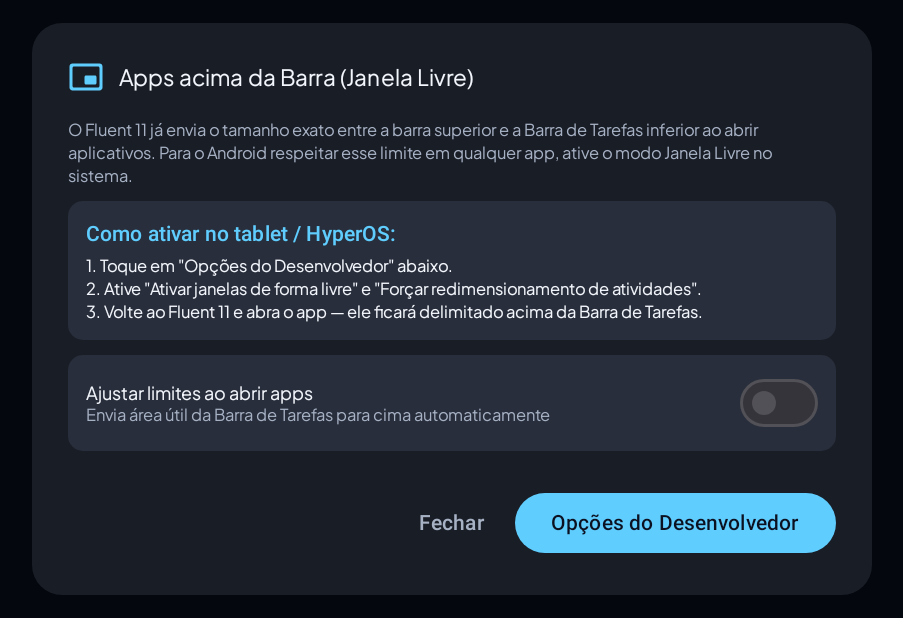
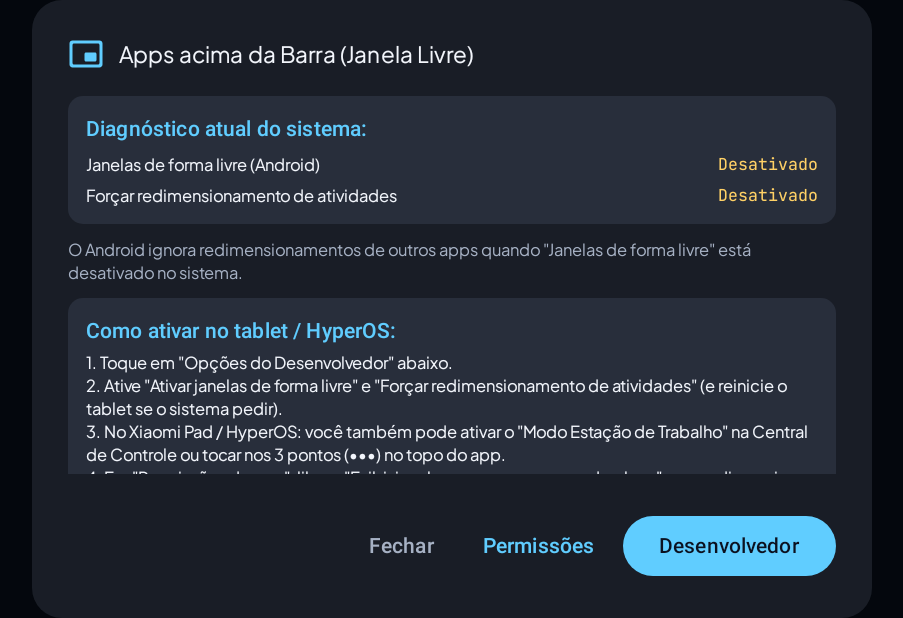
Before and after one commit to jonathanfiandrini-star/W111, an Android app built with Jetpack Compose: the composable FreeformModeGuideDialog shown on its own in the app's theme, on a phone screen of 824 x 412 dp (held sideways). Shown: the whole screen, without its empty margins (166-1069 px from the left). Run offline under Robolectric (Android 15) with nearby library versions, the phone set to English and light mode, and no system bars; 2 statements that could not run were skipped.

Commit message:
feat(freeform): enhance freeform guidance and detection
Add system feature detection for freeform window management, expose app settings navigation, and include validation checks when attempting to resize applications.

```diff
--- a/app/src/main/java/com/example/MainActivity.kt
+++ b/app/src/main/java/com/example/MainActivity.kt
@@ -768,9 +768,11 @@ fun Fluent11LauncherScreen(
 
     if (uiState.showFreeformGuideDialog) {
         FreeformModeGuideDialog(
+            telemetry = uiState.telemetry,
             useFreeformLaunchBounds = uiState.preferences.useFreeformLaunchBounds,
             onToggleFreeformBounds = { viewModel.setUseFreeformLaunchBounds(it) },
             onOpenDeveloperSettings = { viewModel.openDeveloperSettings() },
+            onOpenOwnAppSettings = { viewModel.openOwnAppSettings() },
             onDismiss = { viewModel.dismissFreeformGuideDialog() }
         )
     }
--- a/app/src/main/java/com/example/data/model/LauncherModels.kt
+++ b/app/src/main/java/com/example/data/model/LauncherModels.kt
@@ -109,8 +109,14 @@ data class SystemTelemetry(
     val canWriteSystemSettings: Boolean = false,
     val isRotationLockedLandscape: Boolean = false,
     val isDefaultLauncher: Boolean = false,
-    val canDrawOverlays: Boolean = false
-)
+    val canDrawOverlays: Boolean = false,
+    val hasFreeformFeature: Boolean = false,
+    val freeformSystemEnabled: Boolean = false,
+    val forceResizableEnabled: Boolean = false
+) {
+    val isSystemFreeformReady: Boolean
+        get() = hasFreeformFeature || freeformSystemEnabled
+}
 
 sealed interface WeatherState {
     data object Loading : WeatherState
--- a/app/src/main/java/com/example/ui/components/LauncherModals.kt
+++ b/app/src/main/java/com/example/ui/components/LauncherModals.kt
@@ -18,6 +18,7 @@ import androidx.compose.foundation.lazy.LazyColumn
 import androidx.compose.foundation.lazy.items
 import androidx.compose.foundation.rememberScrollState
 import androidx.compose.foundation.shape.RoundedCornerShape
+import androidx.compose.foundation.verticalScroll
 import androidx.compose.material.icons.Icons
 import androidx.compose.material.icons.rounded.Apps
 import androidx.compose.material.icons.rounded.CreateNewFolder
@@ -47,11 +48,13 @@ import androidx.compose.runtime.setValue
 import androidx.compose.ui.Alignment
 import androidx.compose.ui.Modifier
 import androidx.compose.ui.draw.clip
+import androidx.compose.ui.graphics.Color
 import androidx.compose.ui.graphics.vector.ImageVector
 import androidx.compose.ui.platform.testTag
 import androidx.compose.ui.unit.dp
 import com.example.data.local.DesktopItemEntity
 import com.example.data.model.InstalledApp
+import com.example.data.model.SystemTelemetry
 import com.example.ui.theme.Win11AccentCyan
 import com.example.ui.theme.Win11CardSurface
 import com.example.ui.theme.Win11MicaSurface
@@ -508,11 +511,16 @@ fun GestureNavigationGuideDialog(
 
 @Composable
 fun FreeformModeGuideDialog(
+    telemetry: SystemTelemetry,
     useFreeformLaunchBounds: Boolean,
     onToggleFreeformBounds: (Boolean) -> Unit,
     onOpenDeveloperSettings: () -> Unit,
+    onOpenOwnAppSettings: () -> Unit,
     onDismiss: () -> Unit
 ) {
+    val freeformReady = telemetry.isSystemFreeformReady
+    val resizableReady = telemetry.forceResizableEnabled
+
     AlertDialog(
         onDismissRequest = onDismiss,
         containerColor = Win11MicaSurface,
@@ -534,9 +542,65 @@ fun FreeformModeGuideDialog(
             }
         },
         text = {
-            Column(verticalArrangement = Arrangement.spacedBy(10.dp)) {
+            Column(
+                verticalArrangement = Arrangement.spacedBy(10.dp),
+                modifier = Modifier.verticalScroll(rememberScrollState())
+            ) {
+                // Live system status diagnostic card
+                Column(
+                    verticalArrangement = Arrangement.spacedBy(6.dp),
+                    modifier = Modifier
+                        .fillMaxWidth()
+                        .clip(RoundedCornerShape(10.dp))
+                        .background(Win11CardSurface)
+                        .padding(12.dp)
+                        .testTag("freeform_status_badge")
+                ) {
                     Text(
-                    text = "O Fluent 11 já envia o tamanho exato entre a barra superior e a Barra de Tarefas inferior ao abrir aplicativos. Para o Android respeitar esse limite em qualquer app, ative o modo Janela Livre no sistema.",
+                        text = "Diagnóstico atual do sistema:",
+                        style = MaterialTheme.typography.labelLarge,
+                        color = Win11AccentCyan
+                    )
+                    Row(
+                        horizontalArrangement = Arrangement.SpaceBetween,
+                        verticalAlignment = Alignment.CenterVertically,
+                        modifier = Modifier.fillMaxWidth()
+                    ) {
+                        Text(
+                            text = "Janelas de forma livre (Android)",
+                            style = MaterialTheme.typography.bodySmall,
+                            color = Win11TextPrimary
+                        )
+                        Text(
+                            text = if (freeformReady) "Ativo ✓" else "Desativado",
+                            style = MaterialTheme.typography.labelSmall,
+                            color = if (freeformReady) Win11AccentCyan else Color(0xFFFFD166)
+                        )
+                    }
+                    Row(
+                        horizontalArrangement = Arrangement.SpaceBetween,
+                        verticalAlignment = Alignment.CenterVertically,
+                        modifier = Modifier.fillMaxWidth()
+                    ) {
+                        Text(
+                            text = "Forçar redimensionamento de atividades",
+                            style = MaterialTheme.typography.bodySmall,
+                            color = Win11TextPrimary
+                        )
+                        Text(
+                            text = if (resizableReady) "Ativo ✓" else "Desativado",
+                            style = MaterialTheme.typography.labelSmall,
+                            color = if (resizableReady) Win11AccentCyan else Color(0xFFFFD166)
+                        )
+                    }
+                }
+
+                Text(
+                    text = if (freeformReady) {
+                        "O modo Janela Livre já está ativo neste dispositivo. Se um app já estava aberto em tela cheia, feche-o nos Recentes uma vez e reabra pelo Fluent 11."
+                    } else {
+                        "O Android ignora redimensionamentos de outros apps quando \"Janelas de forma livre\" está desativado no sistema."
+                    },
                     style = MaterialTheme.typography.bodySmall,
                     color = Win11TextSecondary
                 )
@@ -555,7 +619,7 @@ fun FreeformModeGuideDialog(
                         color = Win11AccentCyan
                     )
                     Text(
-                        text = "1. Toque em \"Opções do Desenvolvedor\" abaixo.\n2. Ative \"Ativar janelas de forma livre\" e \"Forçar redimensionamento de atividades\".\n3. Volte ao Fluent 11 e abra o app — ele ficará delimitado acima da Barra de Tarefas.",
+                        text = "1. Toque em \"Opções do Desenvolvedor\" abaixo.\n2. Ative \"Ativar janelas de forma livre\" e \"Forçar redimensionamento de atividades\" (e reinicie o tablet se o sistema pedir).\n3. No Xiaomi Pad / HyperOS: você também pode ativar o \"Modo Estação de Trabalho\" na Central de Controle ou tocar nos 3 pontos (•••) no topo do app.\n4. Em \"Permissões do app\", libere \"Exibir janelas pop-up em segundo plano\" para redimensionar direto pela barra superior.",
                         style = MaterialTheme.typography.bodySmall,
                         color = Win11TextPrimary
                     )
@@ -596,6 +660,13 @@ fun FreeformModeGuideDialog(
             }
         },
         confirmButton = {
+            Row(horizontalArrangement = Arrangement.spacedBy(6.dp)) {
+                TextButton(
+                    onClick = onOpenOwnAppSettings,
+                    modifier = Modifier.testTag("freeform_guide_app_info_btn")
+                ) {
+                    Text("Permissões", color = Win11AccentCyan)
+                }
                 Button(
                     onClick = onOpenDeveloperSettings,
                     colors = ButtonDefaults.buttonColors(
@@ -604,7 +675,8 @@ fun FreeformModeGuideDialog(
                     ),
                     modifier = Modifier.testTag("freeform_guide_dev_btn")
                 ) {
-                Text("Opções do Desenvolvedor")
+                    Text("Desenvolvedor")
+                }
             }
         },
         dismissButton = {
```
Also changed, not shown: app/src/main/java/com/example/data/repository/LauncherRepository.kt (+6 -2 lines), app/src/main/java/com/example/data/system/SystemBridge.kt (+84 -21 lines), app/src/main/java/com/example/service/AppWindowOverlayService.kt (+28 -13 lines), app/src/main/java/com/example/ui/LauncherViewModel.kt (+17 -5 lines), 1 other file. Lines whose indentation alone changed are shown as unchanged.
